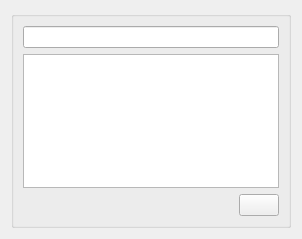
Qt form devices/synccollectionwidget.ui (CDrummond/cantata) before a commit.
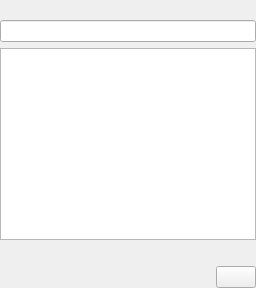
The same form after that commit. Custom widgets are drawn as their Qt base class.

Commit message: Better layout - less padding

```diff
--- a/devices/synccollectionwidget.ui
+++ b/devices/synccollectionwidget.ui
@@ -2,25 +2,27 @@
 <ui version="4.0">
  <class>SyncCollectionWidget</class>
  <widget class="QWidget" name="SyncCollectionWidget">
-  <property name="geometry">
-   <rect>
-    <x>0</x>
-    <y>0</y>
-    <width>302</width>
-    <height>239</height>
-   </rect>
-  </property>
   <layout class="QGridLayout" name="gridLayout_2">
-   <item row="0" column="0">
-    <widget class="QGroupBox" name="groupBox">
-     <layout class="QGridLayout" name="gridLayout">
+   <property name="margin">
+    <number>0</number>
+   </property>
       <item row="0" column="0" colspan="2">
-       <widget class="LineEdit" name="search"/>
+    <widget class="QLabel" name="titleLabel">
+     <property name="font">
+      <font>
+       <weight>75</weight>
+       <bold>true</bold>
+      </font>
+     </property>
+    </widget>
       </item>
       <item row="1" column="0" colspan="2">
+    <widget class="LineEdit" name="search"/>
+   </item>
+   <item row="2" column="0" colspan="2">
        <widget class="TreeView" name="tree"/>
       </item>
-      <item row="2" column="0">
+   <item row="3" column="0">
        <widget class="SqueezedTextLabel" name="selection">
         <property name="sizePolicy">
          <sizepolicy hsizetype="MinimumExpanding" vsizetype="Preferred">
@@ -30,11 +32,8 @@
         </property>
        </widget>
       </item>
-      <item row="2" column="1">
+   <item row="4" column="1">
        <widget class="QPushButton" name="button"/>
-      </item>
-     </layout>
-    </widget>
    </item>
   </layout>
  </widget>
```
Lines whose indentation alone changed are shown as unchanged. The commit also changes 1 other file.
